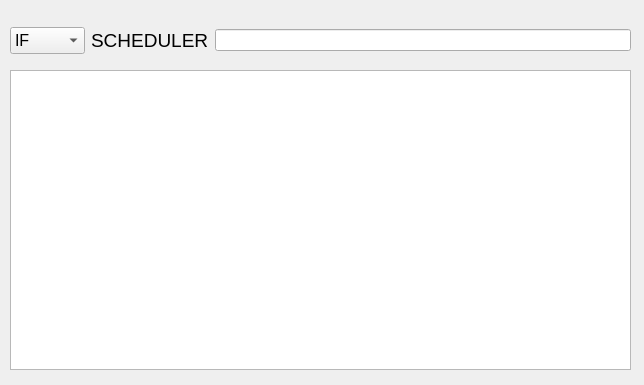
This is tabelas.ui in Evolker/TRA1-ARQ2 as Qt 5 draws it before an edit. The edited form follows.
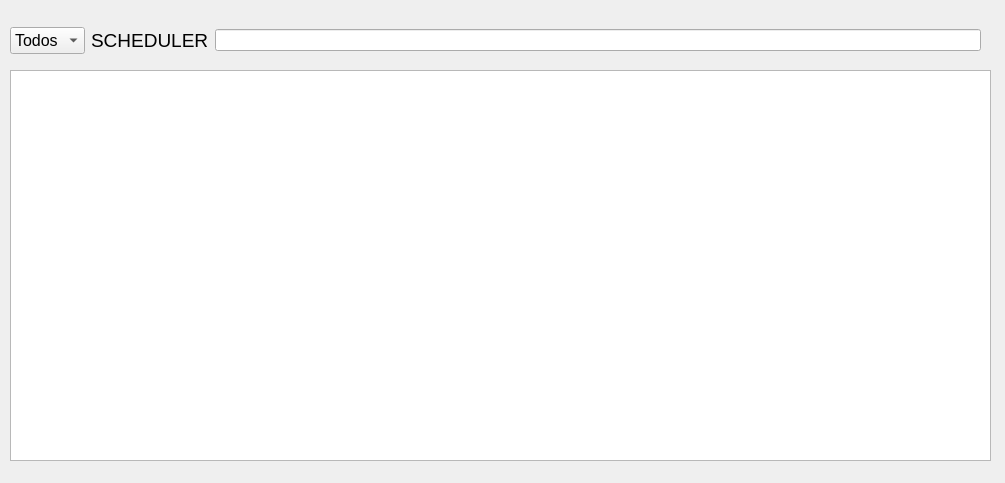
This is the edited form.

What changed in the file:
```diff
--- a/tabelas.ui
+++ b/tabelas.ui
@@ -6,8 +6,8 @@
    <rect>
     <x>0</x>
     <y>0</y>
-    <width>644</width>
-    <height>385</height>
+    <width>1005</width>
+    <height>483</height>
    </rect>
   </property>
   <property name="windowTitle">
@@ -18,17 +18,22 @@
     <rect>
      <x>10</x>
      <y>70</y>
-     <width>621</width>
-     <height>300</height>
+     <width>981</width>
+     <height>391</height>
     </rect>
    </property>
+   <property name="font">
+    <font>
+     <pointsize>14</pointsize>
+    </font>
+   </property>
   </widget>
   <widget class="QWidget" name="gridLayoutWidget">
    <property name="geometry">
     <rect>
      <x>10</x>
      <y>20</y>
-     <width>621</width>
+     <width>971</width>
      <height>41</height>
     </rect>
    </property>
@@ -40,6 +45,11 @@
         <pointsize>12</pointsize>
        </font>
       </property>
+      <item>
+       <property name="text">
+        <string>Todos</string>
+       </property>
+      </item>
       <item>
        <property name="text">
         <string>IF</string>
```
Left out of the diff: 5 changed lines with no effect on the pictures.
